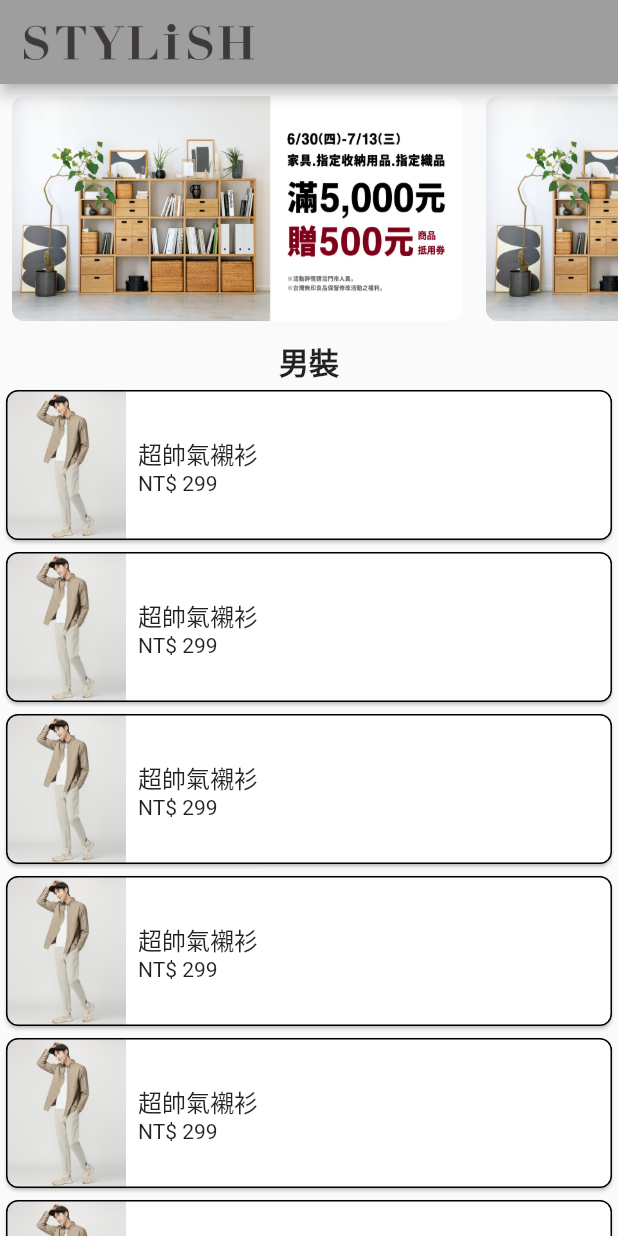
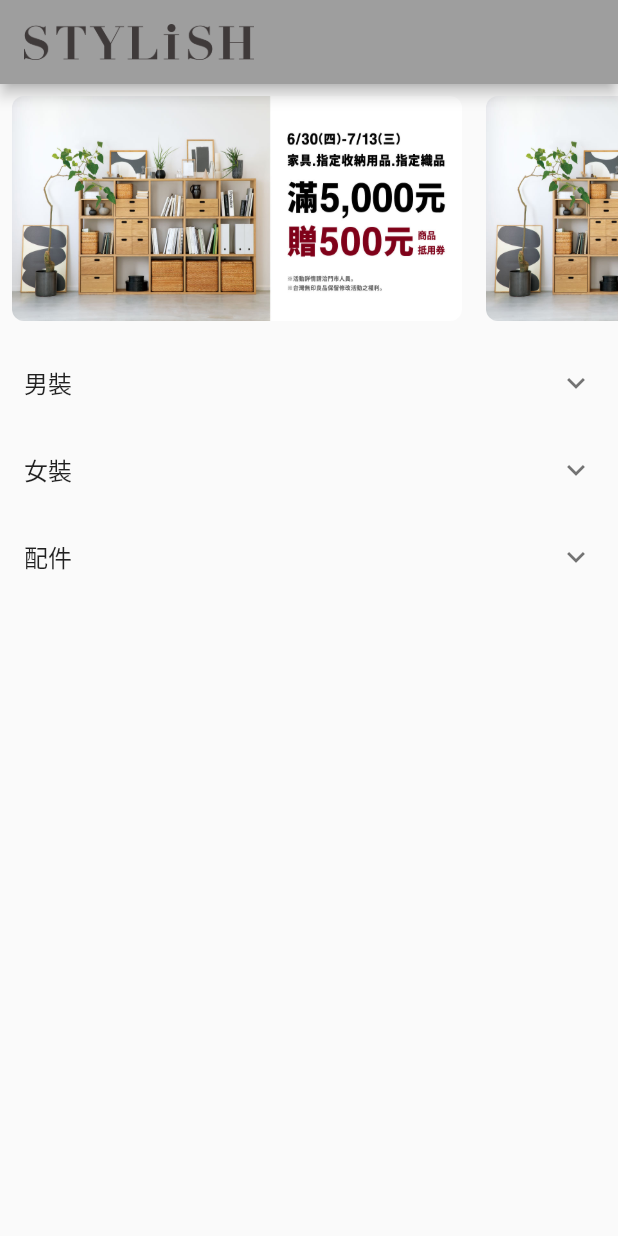
Before and after one commit to MicGun/Flutter-Stylish, a Flutter app: the screen it shows after launch, on a phone screen of 412 x 824 dp. Run offline on Flutter 3.47's test engine with Material 2 defaults, Android fonts, the phone set to English and light mode, and no system bars; missing offline and left inert: dart:html.

Commit message:
use ExpansionTile to implement mobile ui, make items expandable

```diff
--- a/stylish/lib/FakeRepo.dart
+++ b/stylish/lib/FakeRepo.dart
@@ -1,8 +1,8 @@
 import 'package:stylish/product.dart';
+import 'package:stylish/productCategory.dart';
 
 class FakeRepo {
-
-  List<Product> getMenProducts() => <Product> [
+  List<Product> getMenProducts() => <Product>[
         Product(
             productName: '超帥氣襯衫',
             imageSrc: 'images/men_clothes.jpg',
@@ -29,7 +29,7 @@ class FakeRepo {
             price: '299'),
       ];
 
-    List<Product> getWomenProducts() => <Product> [
+  List<Product> getWomenProducts() => <Product>[
         Product(
             productName: '超漂亮約會裝扮',
             imageSrc: 'images/women_clothes.jpg',
@@ -56,7 +56,7 @@ class FakeRepo {
             price: '399'),
       ];
 
-    List<Product> getAccessoryProducts() => <Product> [
+  List<Product> getAccessoryProducts() => <Product>[
         Product(
             productName: '必備率性皮帶',
             imageSrc: 'images/accessories.jpg',
@@ -82,4 +82,10 @@ class FakeRepo {
             imageSrc: 'images/accessories.jpg',
             price: '199'),
       ];
+
+  List<ProductCategory> getAllCategoryProducts() => <ProductCategory>[
+    ProductCategory(category: "男裝", products: getMenProducts()),
+    ProductCategory(category: "女裝", products: getWomenProducts()),
+    ProductCategory(category: "配件", products: getAccessoryProducts()),
+  ];
 }
--- a/stylish/lib/ImageCardWeiget.dart
+++ b/stylish/lib/ImageCardWeiget.dart
@@ -11,8 +11,8 @@ class ImageCardWeiget extends StatelessWidget {
       padding: const EdgeInsets.all(8.0),
       child: Center(
         child: Column(
-          children: [
-            const ClipRRect(
+          children: const [
+            ClipRRect(
               borderRadius: BorderRadius.only(
                 topLeft: Radius.circular(8.0),
                 topRight: Radius.circular(8.0),
--- /dev/null
+++ b/stylish/lib/ProductListExpansionWeiget.dart
@@ -0,0 +1,44 @@
+import 'dart:html';
+
+import 'package:flutter/cupertino.dart';
+import 'package:flutter/material.dart';
+import 'package:stylish/product.dart';
+import 'package:stylish/productCategory.dart';
+
+import 'ProductWidget.dart';
+
+class ProductListExpansionWidget extends StatelessWidget {
+  ProductListExpansionWidget({
+    super.key,
+    required this.productCategories,
+  });
+
+  List<ProductCategory> productCategories;
+
+  @override
+  Widget build(BuildContext context) {
+    return Expanded(
+      child: Container(
+          child: ListView.builder(
+            itemCount: productCategories.length,
+              itemBuilder: (BuildContext context, int index) =>
+                  ExpandableProductCategory(
+                      productCategory: productCategories[index]))),
+    );
+  }
+}
+
+class ExpandableProductCategory extends StatelessWidget {
+  ExpandableProductCategory({super.key, required this.productCategory});
+
+  ProductCategory productCategory;
+
+  @override
+  Widget build(BuildContext context) {
+    return ExpansionTile(
+        title: Text(productCategory.category),
+        children: productCategory.products
+            .map((productItem) => ProductWidget(product: productItem))
+            .toList());
+  }
+}
--- a/stylish/lib/main.dart
+++ b/stylish/lib/main.dart
@@ -1,5 +1,6 @@
 import 'package:flutter/material.dart';
 import 'package:stylish/FakeRepo.dart';
+import 'package:stylish/ProductListExpansionWeiget.dart';
 import 'package:stylish/product.dart';
 
 import 'ImageCardWeiget.dart';
@@ -48,7 +49,7 @@ class _ProductsPage extends State<ProductsPage> {
     return LayoutBuilder(builder: (context, constraints) {
       var webLayout = Scaffold(
         appBar: AppBar(
-          backgroundColor: Color(0xFFF1F4F8),
+          backgroundColor: const Color(0xF1F4F8),
             title: Image.asset(
           'images/stylish_logo02.png',
           height: 24,
@@ -106,10 +107,11 @@ class _ProductsPage extends State<ProductsPage> {
             ),
             Expanded(
               child: Row(children: [
-                ProductListWidget(
-                  listTitle: '男裝',
-                  products: repo.getMenProducts(),
-                ),
+                // ProductListWidget(
+                //   listTitle: '男裝',
+                //   products: repo.getMenProducts(),
+                // ),
+                ProductListExpansionWidget(productCategories: repo.getAllCategoryProducts())
               ]),
             ),
           ],
--- /dev/null
+++ b/stylish/lib/productCategory.dart
@@ -0,0 +1,8 @@
+import 'package:stylish/product.dart';
+
+class ProductCategory {
+  String category;
+  List<Product> products;
+
+  ProductCategory({required this.category, required this.products});
+}
```
Lines whose indentation alone changed are shown as unchanged.
